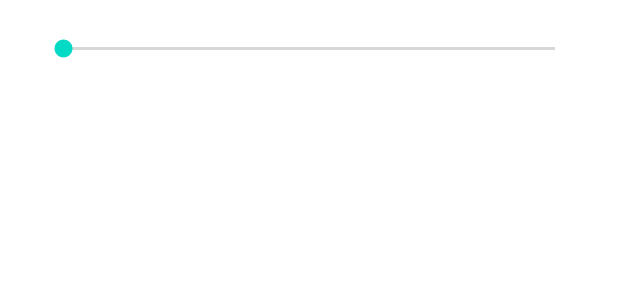
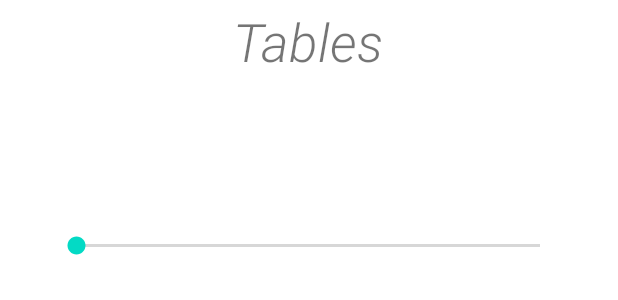
Before and after one commit to Shashankappu/MultiplicationTablesUsingSeekBar, an Android app: the layout activity_main.xml on its own in the app's theme, with its tools: preview values and no code run, on a phone screen of 412 x 824 dp. Shown: the top 300 px of the screen. Run offline under Robolectric (Android 15) with nearby library versions, the phone set to English and light mode, and no system bars.

Commit message:
A Multiplication Tables App from 1 to 20

```diff
--- a/app/src/main/AndroidManifest.xml
+++ b/app/src/main/AndroidManifest.xml
@@ -10,7 +10,7 @@
         android:supportsRtl="true"
         android:theme="@style/Theme.Tables">
         <activity
-            android:name=".MainActivity"
+            android:name=".Splash"
             android:exported="true">
             <intent-filter>
                 <action android:name="android.intent.action.MAIN" />
@@ -18,6 +18,7 @@
                 <category android:name="android.intent.category.LAUNCHER" />
             </intent-filter>
         </activity>
+        <activity android:name=".MainActivity" />
     </application>
 
 </manifest>
--- a/app/src/main/java/com/example/tables/Splash.java
+++ b/app/src/main/java/com/example/tables/Splash.java
@@ -20,6 +20,6 @@ public class Splash extends AppCompatActivity {
                 startActivity(intent);
                 finish();
             }
-        },1000);
+        },1200);
     }
 }
--- a/app/src/main/res/layout/activity_main.xml
+++ b/app/src/main/res/layout/activity_main.xml
@@ -5,6 +5,20 @@
     android:layout_width="match_parent"
     android:layout_height="match_parent"
     tools:context=".MainActivity">
+
+    <TextView
+        android:id="@+id/textView"
+        android:layout_width="wrap_content"
+        android:layout_height="wrap_content"
+        android:layout_marginTop="4dp"
+        android:fontFamily="sans-serif-light"
+        android:text="Tables"
+        android:textSize="35dp"
+        android:textStyle="italic"
+        app:layout_constraintEnd_toEndOf="parent"
+        app:layout_constraintHorizontal_bias="0.498"
+        app:layout_constraintStart_toStartOf="parent"
+        app:layout_constraintTop_toTopOf="parent" />
 
     <TextView
         android:id="@+id/textView1"
@@ -21,17 +35,17 @@
 
     <SeekBar
         android:id="@+id/seekBar"
-        android:layout_width="360dp"
-        android:layout_height="20dp"
+        android:layout_width="341dp"
+        android:layout_height="30dp"
+        android:layout_marginBottom="548dp"
         android:max="20"
         android:min="1"
         android:progress="1"
         app:layout_constraintBottom_toBottomOf="parent"
         app:layout_constraintEnd_toEndOf="parent"
-        app:layout_constraintHorizontal_bias="0.496"
+        app:layout_constraintHorizontal_bias="0.49"
         app:layout_constraintStart_toStartOf="parent"
-        app:layout_constraintTop_toTopOf="parent"
-        app:layout_constraintVertical_bias="0.028" />
+        app:layout_constraintTop_toBottomOf="@+id/textView" />
 
     <ListView
         android:id="@+id/tableslist"
--- a/app/src/main/res/values-night/themes.xml
+++ b/app/src/main/res/values-night/themes.xml
@@ -1,6 +1,6 @@
 <resources xmlns:tools="http://schemas.android.com/tools">
     <!-- Base application theme. -->
-    <style name="Theme.Tables" parent="Theme.MaterialComponents.DayNight.DarkActionBar">
+    <style name="Theme.Tables" parent="Theme.MaterialComponents.DayNight.NoActionBar">
         <!-- Primary brand color. -->
         <item name="colorPrimary">@color/purple_200</item>
         <item name="colorPrimaryVariant">@color/purple_700</item>
--- a/app/src/main/res/values/themes.xml
+++ b/app/src/main/res/values/themes.xml
@@ -1,6 +1,6 @@
 <resources xmlns:tools="http://schemas.android.com/tools">
     <!-- Base application theme. -->
-    <style name="Theme.Tables" parent="Theme.MaterialComponents.DayNight.DarkActionBar">
+    <style name="Theme.Tables" parent="Theme.MaterialComponents.DayNight.NoActionBar">
         <!-- Primary brand color. -->
         <item name="colorPrimary">@color/purple_500</item>
         <item name="colorPrimaryVariant">@color/purple_700</item>
```
